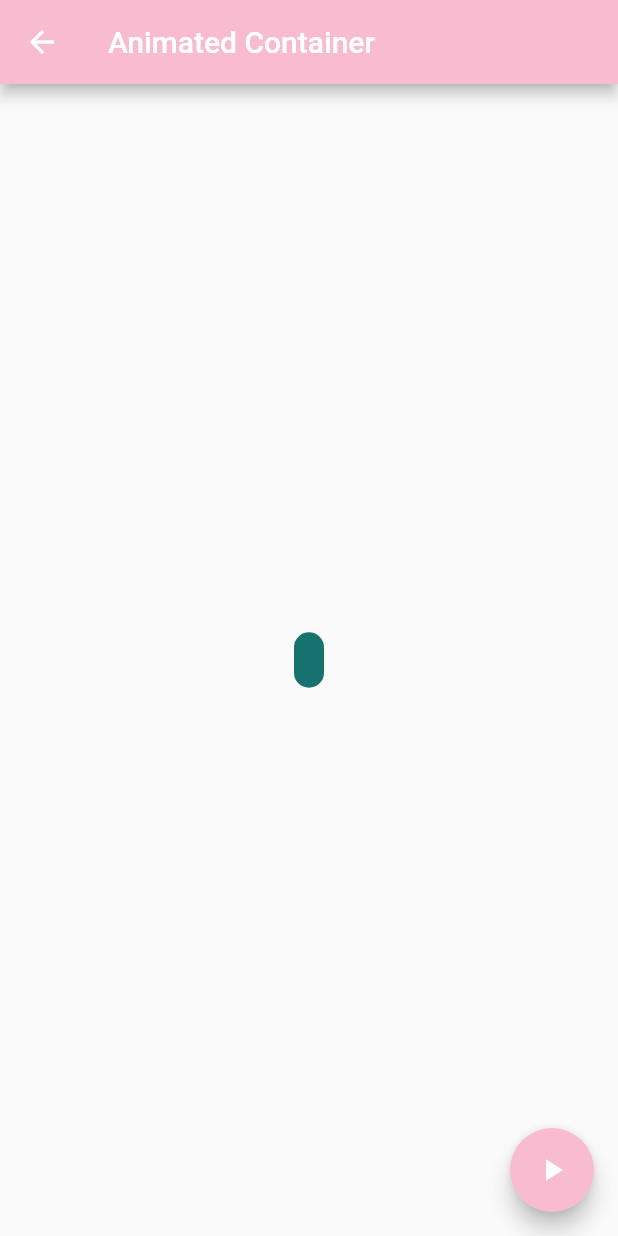
After one commit to AndreeJimenez/Flutter-Routes, a Flutter app: the AnimatedContainerPage screen opened by its route, after a tap on the "play arrow" icon, on a phone screen of 412 x 824 dp. The commit adds this screen. Run offline on Flutter 3.47's test engine with Material 2 defaults, Android fonts, the phone set to English and light mode, and no system bars.

Commit message:
Animated Container / Textfield

```diff
--- a/lib/main.dart
+++ b/lib/main.dart
@@ -1,9 +1,6 @@
 
 import 'package:componentes/src/pages/alert_page.dart';
-import 'package:componentes/src/pages/avatar_page.dart';
-import 'package:componentes/src/pages/home_page.dart';
 import 'package:componentes/src/routes/routes.dart';
-//import 'package:componentes/src/pages/homepage_alternativo.dart';
 import 'package:flutter/material.dart';
 
 void main() => runApp(MyApp());
--- /dev/null
+++ b/lib/src/pages/animated_container.dart
@@ -0,0 +1,55 @@
+import 'dart:math';
+import 'package:flutter/material.dart';
+
+class AnimatedContainerPage extends StatefulWidget{
+  @override
+  _AnimatedContainerPageState createState()=> _AnimatedContainerPageState();
+}
+
+class _AnimatedContainerPageState extends State<AnimatedContainerPage>{
+
+  double  _width =50.0;
+  double _height= 50.0;
+  Color _color= Colors.cyan;
+
+  BorderRadiusGeometry _borderRadius = BorderRadius.circular(10.0);
+  @override
+  Widget build(BuildContext context){
+    return Scaffold(
+      appBar: AppBar(
+        backgroundColor: Colors.pink[100],
+        title:Text('Animated Container'),
+      ),
+      body:Center(
+        child: AnimatedContainer(
+        width: _width,
+        height: _height,
+        decoration: BoxDecoration(borderRadius:  _borderRadius, color: _color),
+        duration:  Duration(seconds:1),
+        curve: Curves.elasticIn,
+ ),
+),
+      floatingActionButton: FloatingActionButton(
+      backgroundColor: Colors.pink[100],
+      child: Icon(Icons.play_arrow),
+      onPressed: _cambiarForma,
+      ),
+    );
+  }
+
+  void _cambiarForma(){
+    final random = Random();
+
+    setState((){
+      _width = random.nextInt(200).toDouble();
+      _height = random.nextInt(200).toDouble();
+      _color = Color.fromRGBO(
+        random.nextInt(255),
+        random.nextInt(255),
+        random.nextInt(255),
+        1
+      );
+      _borderRadius = BorderRadius.circular(random.nextInt(100).toDouble());
+    });
+  }
+}
--- a/lib/src/pages/home_page.dart
+++ b/lib/src/pages/home_page.dart
@@ -1,4 +1,3 @@
-import 'package:componentes/src/pages/alert_page.dart';
 import 'package:componentes/src/providers/menu_provider.dart';
 import 'package:componentes/src/utils/icono_string_util.dart';
 import 'package:flutter/material.dart';
--- a/lib/src/routes/routes.dart
+++ b/lib/src/routes/routes.dart
@@ -2,6 +2,9 @@ import 'package:componentes/src/pages/alert_page.dart';
 import 'package:componentes/src/pages/avatar_page.dart';
 import 'package:componentes/src/pages/card_page.dart';
 import 'package:componentes/src/pages/home_page.dart';
+import 'package:componentes/src/pages/animated_container.dart';
+import 'package:componentes/src/pages/input_page.dart';
+import 'package:componentes/src/pages/input_animated_page.dart';
 import 'package:flutter/material.dart';
 
 Map <String, WidgetBuilder> getAplicationRoutes(){
@@ -10,5 +13,8 @@ Map <String, WidgetBuilder> getAplicationRoutes(){
         'alert' : (BuildContext context) => AlertPage(),
         'avatar' : (BuildContext context) => AvatarPage(),
         'card': (BuildContext context) => CardPage(),
+        'AnimatedContainer': (BuildContext context) => AnimatedContainerPage(),
+        'inputs': (BuildContext context) => InputPage(),
+        'inputs2': (BuildContext context) => InputAnimatedPage(),
       };
   }
```
Also changed, not shown: data/menu_opts.json (+15 -0 lines), lib/src/pages/homepage_alternativo.dart (+13 -13 lines), lib/src/pages/input_animated_page.dart (added, +98 -0 lines), lib/src/pages/input_page.dart (added, +55 -0 lines).
